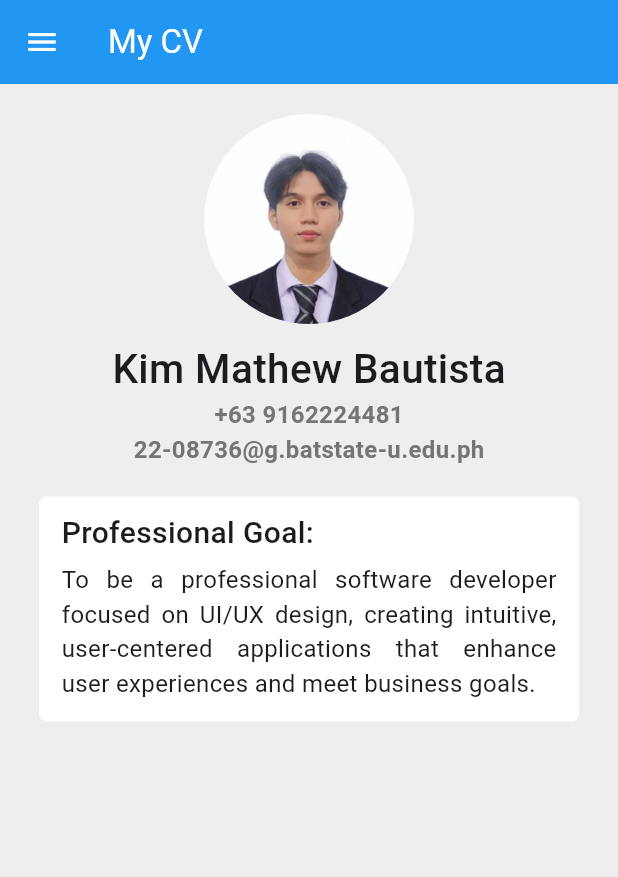
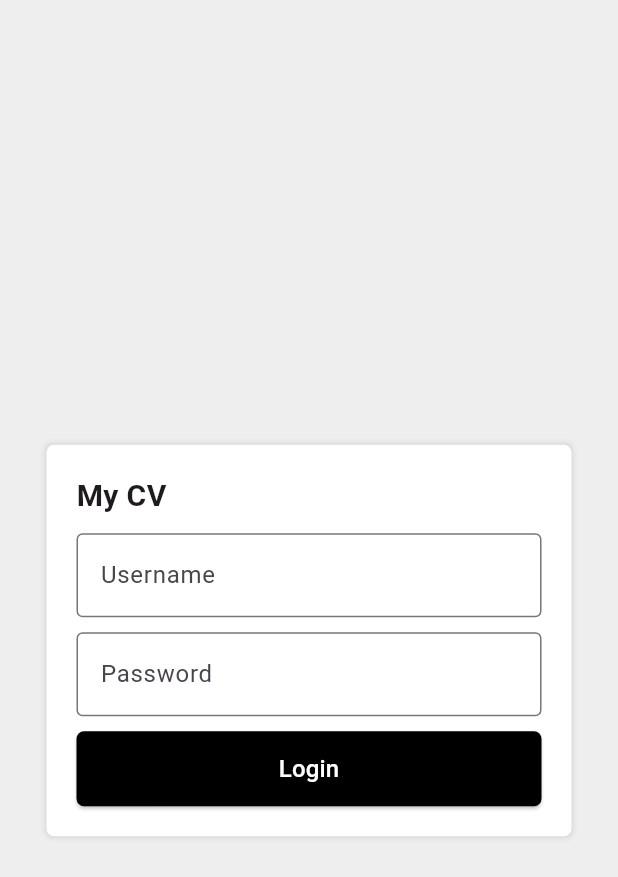
Before and after one commit to KimMathew/flutter_activity2, a Flutter app: the screen it shows after launch, on a phone screen of 412 x 824 dp. Shown: the top 877 px of the screen. Run offline on Flutter 3.47's test engine with Material 3 defaults, Android fonts, the phone set to English and light mode, and no system bars.

Commit message:
added log in page

```diff
--- a/lib/immutable_widget.dart
+++ b/lib/immutable_widget.dart
@@ -1,4 +1,5 @@
 import 'package:flutter/material.dart';
+import 'login_page.dart';
 
 class ImmutableWidget extends StatelessWidget {
   const ImmutableWidget({super.key});
@@ -38,20 +39,26 @@ class ImmutableWidget extends StatelessWidget {
                   color: Colors.white,
                   borderRadius: BorderRadius.circular(5),
                 ),
-                child: Column(
-                  crossAxisAlignment: CrossAxisAlignment.start,
-                  children: [
-                    Text(
-                    'Professional Goal:',
+                child: Text(
+                    'Professional Goal',
                     style: TextStyle(fontSize: 20, fontWeight: FontWeight.w500),
-                    ),
-                    SizedBox(height: 5),
-                    Text(
-                      'To be a professional software developer focused on UI/UX design, creating intuitive, user-centered applications that enhance user experiences and meet business goals.',
-                      style: TextStyle(fontSize: 16),
-                      textAlign: TextAlign.justify,
-                    ),
-                  ],
+                ),
+              ),
+
+              // log out button
+              ElevatedButton(
+                style: ElevatedButton.styleFrom(
+                  backgroundColor: Colors.blue,
+                ),
+                onPressed: () {
+                  Navigator.push(
+                    context,
+                    MaterialPageRoute(builder: (context) => LoginPage())
+                  );
+                },
+                child: const Text(
+                  'Log Out',
+                  style: TextStyle(fontSize: 16, color: Colors.white,),
                 ),
               ),
             ],
--- /dev/null
+++ b/lib/login_page.dart
@@ -0,0 +1,131 @@
+import 'package:flutter/material.dart';
+import 'basic_screen.dart'; // Import the BasicScreen
+
+class LoginPage extends StatefulWidget {
+  @override
+  _LoginPageState createState() => _LoginPageState();
+}
+
+class _LoginPageState extends State<LoginPage> {
+  final _formKey = GlobalKey<FormState>(); // Define the form key
+  String email = '';
+  String password = '';
+
+  @override
+  Widget build(BuildContext context) {
+    return Scaffold(
+      backgroundColor: Colors.grey.shade200,
+      body: Column(
+        mainAxisAlignment: MainAxisAlignment.center,
+        children: [
+          SizedBox(height: 30),
+          Center(
+            child: Container(
+              padding: EdgeInsets.all(20),
+              width: 350,
+              decoration: BoxDecoration(
+                color: Colors.white,
+                borderRadius: BorderRadius.circular(5),
+                boxShadow: [
+                  BoxShadow(
+                    color: Colors.black.withOpacity(0.1),
+                    spreadRadius: 1,
+                    blurRadius: 2,
+                  ),
+                ],
+              ),
+              child: Form( // Wrap the Column in a Form widget
+                key: _formKey, // Set the key for the form
+                child: Column(
+                  mainAxisSize: MainAxisSize.min,
+                  crossAxisAlignment: CrossAxisAlignment.start,
+                  children: [
+                    // Log in title
+                    Text(
+                      'My CV',
+                      style: TextStyle(fontSize: 20, fontWeight: FontWeight.bold),
+                    ),
+                    SizedBox(height: 10),
+
+                    // Username
+                    TextFormField(
+                      decoration: InputDecoration(
+                        labelText: 'Username',
+                        border: OutlineInputBorder(),
+                      ),
+                      validator: (value) {
+                        if (value == null || value.isEmpty) {
+                          return 'Please enter your email';
+                        }
+                        return null;
+                      },
+                      onChanged: (val) {
+                        setState(() {
+                          email = val;
+                        });
+                      },
+                    ),
+                    SizedBox(height: 10),
+
+                    // Password
+                    TextFormField(
+                      decoration: InputDecoration(
+                        labelText: 'Password',
+                        border: OutlineInputBorder(),
+                      ),
+                      obscureText: true,
+                      validator: (value) {
+                        if (value == null || value.isEmpty) {
+                          return 'Please enter your password';
+                        }
+                        return null;
+                      },
+                      onChanged: (val) {
+                        setState(() {
+                          password = val;
+                        });
+                      },
+                    ),
+                    SizedBox(height: 10),
+
+                    // Log in button
+                    ElevatedButton(
+                      style: ElevatedButton.styleFrom(
+                        backgroundColor: Colors.black,
+                        minimumSize: Size(double.infinity, 50),
+                        shape: RoundedRectangleBorder(
+                          borderRadius: BorderRadius.circular(5),
+                        ),
+                      ),
+                      onPressed: () {
+                        if (_formKey.currentState!.validate()) {
+                          if (email == 'KimMathew' && password == 'kimmathew123') {
+                            Navigator.pushReplacement(
+                              context,
+                              MaterialPageRoute(builder: (context) => BasicScreen()),
+                            );
+                          } else {
+                            ScaffoldMessenger.of(context).showSnackBar(
+                              SnackBar(
+                                content: Text('Invalid username or password! Please try again.'),
+                                backgroundColor: Colors.red,
+                              )
+                            );
+                          }
+                        }
+                      },
+                      child: Text(
+                        'Login',
+                        style: TextStyle(fontSize: 16, color: Colors.white),
+                      ),
+                    ),
+                  ],
+                ),
+              ),
+            ),
+          ),
+        ],
+      ),
+    );
+  }
+}
--- a/lib/main.dart
+++ b/lib/main.dart
@@ -1,5 +1,5 @@
 import 'package:flutter/material.dart';
-import 'basic_screen.dart';
+import 'login_page.dart';
 
 void main() {
   runApp(const MainApp());
@@ -12,7 +12,8 @@ class MainApp extends StatelessWidget {
   Widget build(BuildContext context) {
     return MaterialApp(
       title: 'Flutter Demo',
-      home: const BasicScreen(),
+      debugShowCheckedModeBanner: false,
+      home: LoginPage(),
     );
   }
 }
```
